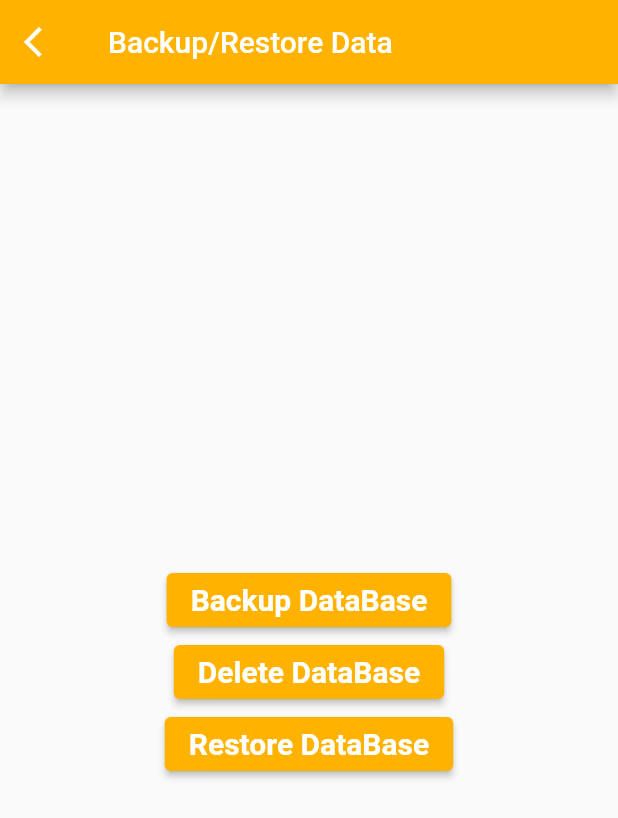
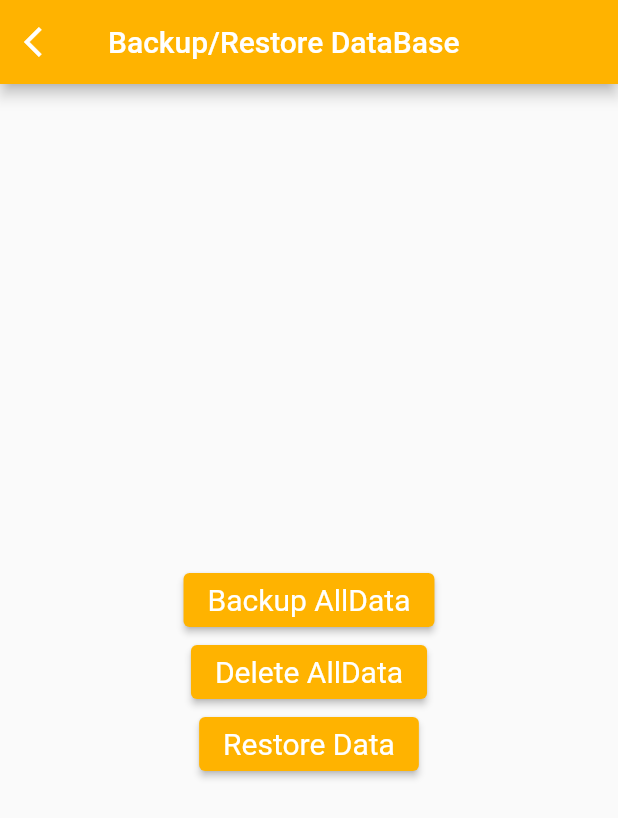
Before and after one commit to elmoagusti/invoiceapp-flutter, a Flutter app: the DbSetting screen opened directly, on a phone screen of 412 x 824 dp. Shown: the top 818 px of the screen. Run offline on Flutter 3.47's test engine with Material 2 defaults, Android fonts, the phone set to English and light mode, and no system bars; our stand-ins replace file_picker, image_picker, permission_handler, shared_preferences, sqflite; missing offline and left inert: bluetooth_thermal_printer, esc_pos_utils_plus; accounts and stored records are empty.

Commit message:
update permission storage android 11

```diff
--- a/lib/ui/settings/dbsetting.dart
+++ b/lib/ui/settings/dbsetting.dart
@@ -1,9 +1,9 @@
 import 'package:flutter/material.dart';
 import 'package:path/path.dart';
+import 'package:path_provider/path_provider.dart';
 import 'dart:io';
 import 'package:permission_handler/permission_handler.dart';
 import 'package:sqflite/sqflite.dart';
-
 import 'package:file_picker/file_picker.dart';
 import '../home.dart';
 
@@ -35,7 +35,7 @@ class _DbSettingState extends State<DbSetting> {
           style: ElevatedButton.styleFrom(
               primary: Colors.amber[600], elevation: 0.0),
         ),
-        title: Text("Backup/Restore Data"),
+        title: Text("Backup/Restore DataBase"),
       ),
       body: Center(
         child: Column(
@@ -45,12 +45,12 @@ class _DbSettingState extends State<DbSetting> {
             ElevatedButton(
               style: ElevatedButton.styleFrom(
                   primary: Colors.amber[600],
-                  // padding: EdgeInsets.symmetric(horizontal: 50, vertical: 20),
-                  textStyle:
-                      TextStyle(fontSize: 20, fontWeight: FontWeight.bold)),
+                  textStyle: TextStyle(
+                    fontSize: 20,
+                  )),
               onPressed: () async {
-                final dbFolder = await getDatabasesPath();
-                File source1 = File('$dbFolder/dbprintin');
+                final dbFolder = await getApplicationDocumentsDirectory();
+                File source1 = File('${dbFolder.path}/dbprintin');
 
                 Directory copyTo = Directory("storage/emulated/0/Documents");
                 if ((await copyTo.exists())) {
@@ -73,35 +73,36 @@ class _DbSettingState extends State<DbSetting> {
                 await source1.copy(newPath);
 
                 setState(() {
-                  message = 'Successfully Copied DB to $newPath';
+                  message = 'Successfully backup DB to $newPath';
                 });
               },
-              child: const Text('Backup DataBase'),
+              child: const Text('Backup AllData'),
             ),
             ElevatedButton(
               style: ElevatedButton.styleFrom(
                   primary: Colors.amber[600],
-                  textStyle:
-                      TextStyle(fontSize: 20, fontWeight: FontWeight.bold)),
+                  textStyle: TextStyle(
+                    fontSize: 20,
+                  )),
               onPressed: () async {
-                var databasesPath = await getDatabasesPath();
-                var dbPath = join(databasesPath, 'dbprintin');
+                var databasesPath = await getApplicationDocumentsDirectory();
+                var dbPath = join(databasesPath.path, 'dbprintin');
                 await deleteDatabase(dbPath);
                 setState(() {
-                  message = 'Successfully deleted DB';
+                  message = 'Successfully deleted DataBase';
                 });
               },
-              child: const Text('Delete DataBase'),
+              child: const Text('Delete AllData'),
             ),
             ElevatedButton(
               style: ElevatedButton.styleFrom(
                   primary: Colors.amber[600],
-                  // padding: EdgeInsets.symmetric(horizontal: 50, vertical: 20),
-                  textStyle:
-                      TextStyle(fontSize: 20, fontWeight: FontWeight.bold)),
+                  textStyle: TextStyle(
+                    fontSize: 20,
+                  )),
               onPressed: () async {
-                var databasesPath = await getDatabasesPath();
-                var dbPath = join(databasesPath, 'dbprintin');
+                var databasesPath = await getApplicationDocumentsDirectory();
+                var dbPath = join(databasesPath.path, 'dbprintin');
 
                 FilePickerResult? result =
                     await FilePicker.platform.pickFiles();
@@ -118,7 +119,7 @@ class _DbSettingState extends State<DbSetting> {
 
                 }
               },
-              child: const Text('Restore DataBase'),
+              child: const Text('Restore Data'),
             ),
           ],
         ),
```
Also changed, not shown: lib/repo/database_connection.dart (+4 -5 lines), 1 other file.
